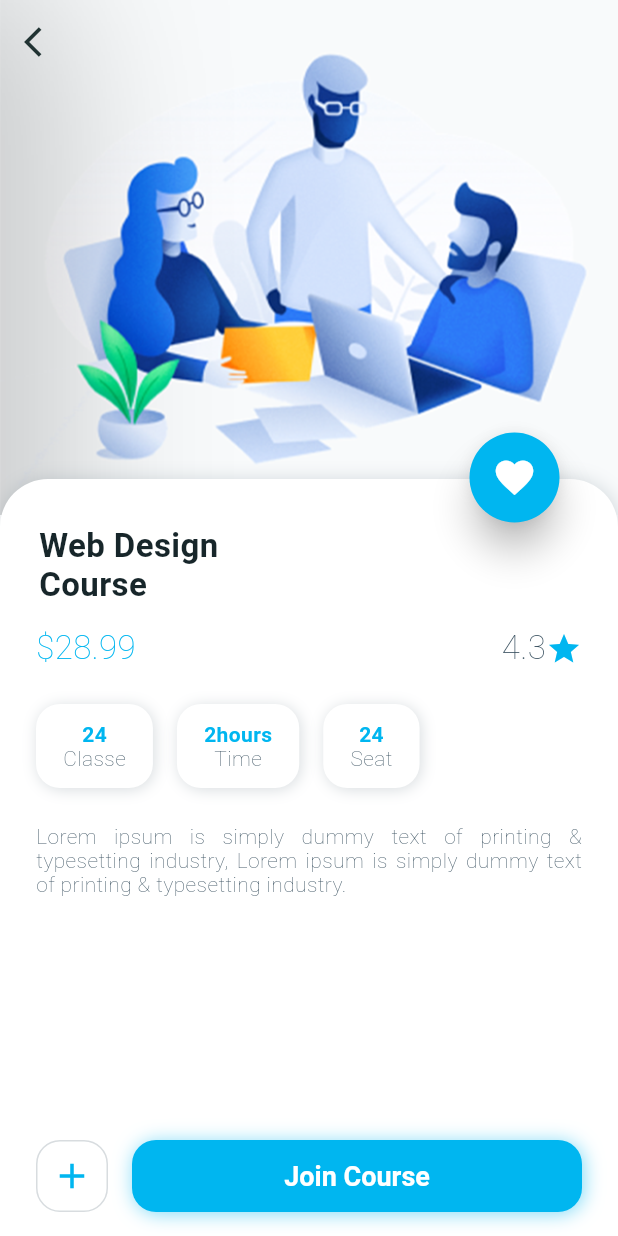
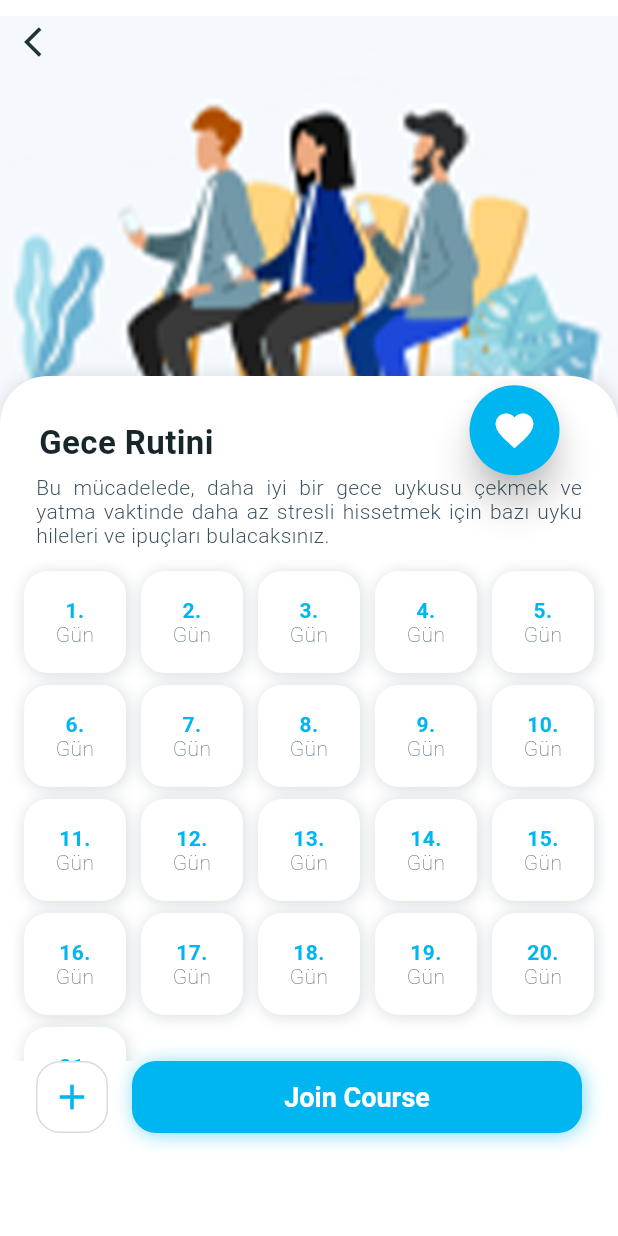
Before and after one commit to AvniErtas/21day_challange, a Flutter app: the DesignCourseHomeScreen screen opened directly, after a tap on "User interface Design", on a phone screen of 412 x 824 dp. Run offline on Flutter 3.47's test engine with Material 2 defaults, Android fonts, the phone set to English and light mode, and no system bars; missing offline and left inert: animated_drawer, animator.

Commit message:
update 16.07.2021

```diff
--- a/lib/screens/design_course/course_info_screen.dart
+++ b/lib/screens/design_course/course_info_screen.dart
@@ -56,12 +56,15 @@ class _CourseInfoScreenState extends State<CourseInfoScreen>
               children: <Widget>[
                 AspectRatio(
                   aspectRatio: 1.2,
-                  child: Image.asset('assets/design_course/webInterFace.png'),
+                  child: Hero(
+                      tag: 'course0',
+                      child:
+                          Image.asset('assets/design_course/interFace3.png')),
                 ),
               ],
             ),
             Positioned(
-              top: (MediaQuery.of(context).size.width / 1.2) - 24.0,
+              top: (MediaQuery.of(context).size.width / 1.5) - 24.0,
               bottom: 0,
               left: 0,
               right: 0,
@@ -95,7 +98,7 @@ class _CourseInfoScreenState extends State<CourseInfoScreen>
                             padding: const EdgeInsets.only(
                                 top: 32.0, left: 18, right: 16),
                             child: Text(
-                              'Web Design\nCourse',
+                              'Gece Rutini',
                               textAlign: TextAlign.left,
                               style: TextStyle(
                                 fontWeight: FontWeight.w600,
@@ -105,7 +108,7 @@ class _CourseInfoScreenState extends State<CourseInfoScreen>
                               ),
                             ),
                           ),
-                          Padding(
+                          /*  Padding(
                             padding: const EdgeInsets.only(
                                 left: 16, right: 16, bottom: 8, top: 16),
                             child: Row(
@@ -145,33 +148,32 @@ class _CourseInfoScreenState extends State<CourseInfoScreen>
                                 )
                               ],
                             ),
-                          ),
-                          AnimatedOpacity(
+                          ),*/
+                          /*AnimatedOpacity(
                             duration: const Duration(milliseconds: 500),
                             opacity: opacity1,
                             child: Padding(
                               padding: const EdgeInsets.all(8),
                               child: Row(
                                 children: <Widget>[
-                                  getTimeBoxUI('24', 'Classe'),
+                                  getTimeBoxUI('21', 'Gün'),
                                   getTimeBoxUI('2hours', 'Time'),
                                   getTimeBoxUI('24', 'Seat'),
                                 ],
                               ),
                             ),
-                          ),
-                          Expanded(
-                            child: AnimatedOpacity(
+                          ),*/
+                          AnimatedOpacity(
                             duration: const Duration(milliseconds: 500),
                             opacity: opacity2,
                             child: Padding(
                               padding: const EdgeInsets.only(
                                   left: 16, right: 16, top: 8, bottom: 8),
                               child: Text(
-                                  'Lorem ipsum is simply dummy text of printing & typesetting industry, Lorem ipsum is simply dummy text of printing & typesetting industry.',
+                                'Bu mücadelede, daha iyi bir gece uykusu çekmek ve yatma vaktinde daha az stresli hissetmek için bazı uyku hileleri ve ipuçları bulacaksınız.',
                                 textAlign: TextAlign.justify,
                                 style: TextStyle(
-                                    fontWeight: FontWeight.w200,
+                                  fontWeight: FontWeight.w300,
                                   fontSize: 14,
                                   letterSpacing: 0.27,
                                   color: DesignCourseAppTheme.grey,
@@ -181,13 +183,43 @@ class _CourseInfoScreenState extends State<CourseInfoScreen>
                               ),
                             ),
                           ),
+                          Expanded(
+                            child: GridView(
+                              padding: const EdgeInsets.all(4),
+                              physics: const BouncingScrollPhysics(),
+                              scrollDirection: Axis.vertical,
+                              children: List<Widget>.generate(
+                                21,
+                                (int index) {
+                                  final int count = 21;
+                                  final Animation<double> animation =
+                                      Tween<double>(begin: 0.0, end: 1.0)
+                                          .animate(
+                                    CurvedAnimation(
+                                      parent: animationController!,
+                                      curve: Interval((1 / count) * index, 1.0,
+                                          curve: Curves.fastOutSlowIn),
+                                    ),
+                                  );
+                                  animationController?.forward();
+                                  return getTimeBoxUI(
+                                      (index + 1).toString() + '.',
+                                      'Gün',
+                                      animationController!,
+                                      animation);
+                                },
+                              ),
+                              gridDelegate:
+                                  const SliverGridDelegateWithFixedCrossAxisCount(
+                                      crossAxisCount: 5, crossAxisSpacing: 2),
+                            ),
                           ),
                           AnimatedOpacity(
                             duration: const Duration(milliseconds: 500),
                             opacity: opacity3,
                             child: Padding(
                               padding: const EdgeInsets.only(
-                                  left: 16, bottom: 16, right: 16),
+                                  left: 16, bottom: 0, right: 16),
                               child: Row(
                                 mainAxisAlignment: MainAxisAlignment.center,
                                 crossAxisAlignment: CrossAxisAlignment.center,
@@ -251,9 +283,9 @@ class _CourseInfoScreenState extends State<CourseInfoScreen>
                               ),
                             ),
                           ),
-                          SizedBox(
+                          /*SizedBox(
                             height: MediaQuery.of(context).padding.bottom,
-                          )
+                          )*/
                         ],
                       ),
                     ),
@@ -262,7 +294,7 @@ class _CourseInfoScreenState extends State<CourseInfoScreen>
               ),
             ),
             Positioned(
-              top: (MediaQuery.of(context).size.width / 1.2) - 24.0 - 35,
+              top: (MediaQuery.of(context).size.width / 1.63),
               right: 35,
               child: ScaleTransition(
                 alignment: Alignment.center,
@@ -314,9 +346,18 @@ class _CourseInfoScreenState extends State<CourseInfoScreen>
     );
   }
 
-  Widget getTimeBoxUI(String text1, String txt2) {
-    return Padding(
-      padding: const EdgeInsets.all(8.0),
+  Widget getTimeBoxUI(String text1, String txt2,
+      AnimationController? animationController, Animation<double> animation) {
+    return AnimatedBuilder(
+        animation: animationController!,
+        builder: (BuildContext context, Widget? child) {
+          return FadeTransition(
+            opacity: animation,
+            child: Transform(
+              transform: Matrix4.translationValues(
+                  0.0, 50 * (1.0 - animation.value), 0.0),
+              child: Padding(
+                padding: const EdgeInsets.all(4.0),
                 child: Container(
                   decoration: BoxDecoration(
                     color: DesignCourseAppTheme.nearlyWhite,
@@ -359,6 +400,9 @@ class _CourseInfoScreenState extends State<CourseInfoScreen>
                     ),
                   ),
                 ),
+              ),
+            ),
           );
+        });
   }
 }
--- a/lib/screens/design_course/popular_course_list_view.dart
+++ b/lib/screens/design_course/popular_course_list_view.dart
@@ -1,4 +1,3 @@
-
 import 'package:flutter/material.dart';
 
 import '../../main.dart';
@@ -56,6 +55,7 @@ class _PopularCourseListViewState extends State<PopularCourseListView>
                   );
                   animationController?.forward();
                   return CategoryView(
+                    index: index,
                     callback: widget.callBack,
                     category: Category.popularCourseList[index],
                     animation: animation,
@@ -80,12 +80,13 @@ class _PopularCourseListViewState extends State<PopularCourseListView>
 class CategoryView extends StatelessWidget {
   const CategoryView(
       {Key? key,
+        required this.index,
       this.category,
       this.animationController,
       this.animation,
       this.callback})
       : super(key: key);
-
+  final int index;
   final VoidCallback? callback;
   final Category? category;
   final AnimationController? animationController;
@@ -234,7 +235,9 @@ class CategoryView extends StatelessWidget {
                                 const BorderRadius.all(Radius.circular(16.0)),
                             child: AspectRatio(
                                 aspectRatio: 1.28,
-                                child: Image.asset(category!.imagePath)),
+                                child: Hero(
+                                    tag: 'course$index',
+                                    child: Image.asset(category!.imagePath))),
                           ),
                         ),
                       ),
```
Lines whose indentation alone changed are shown as unchanged.
